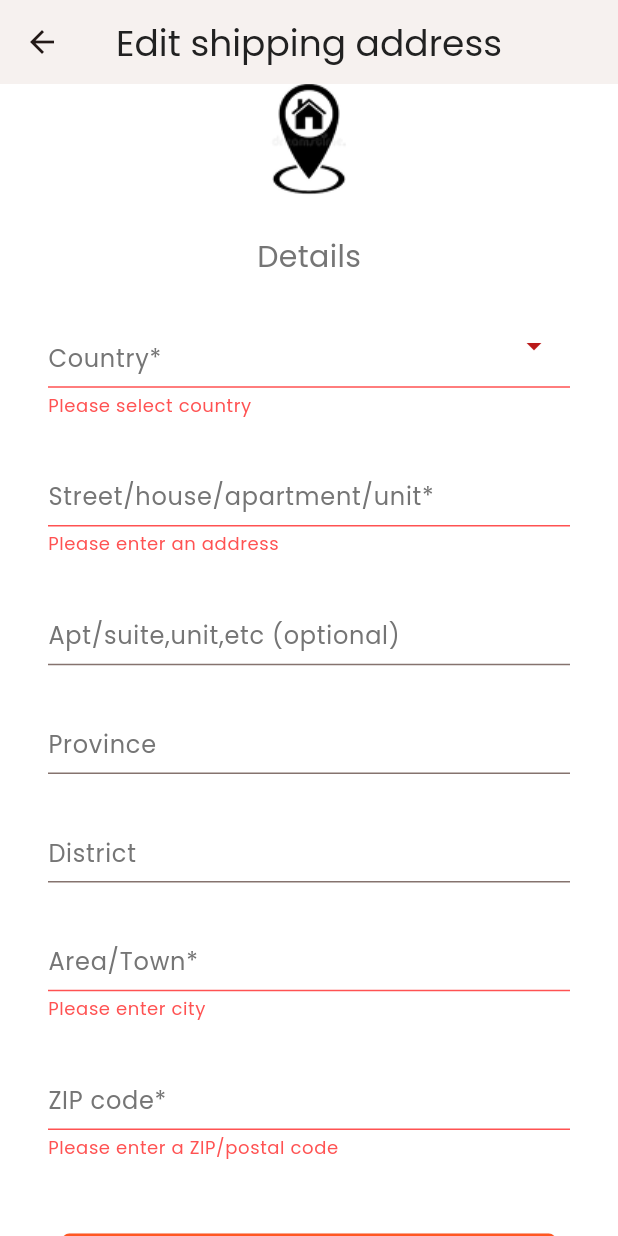
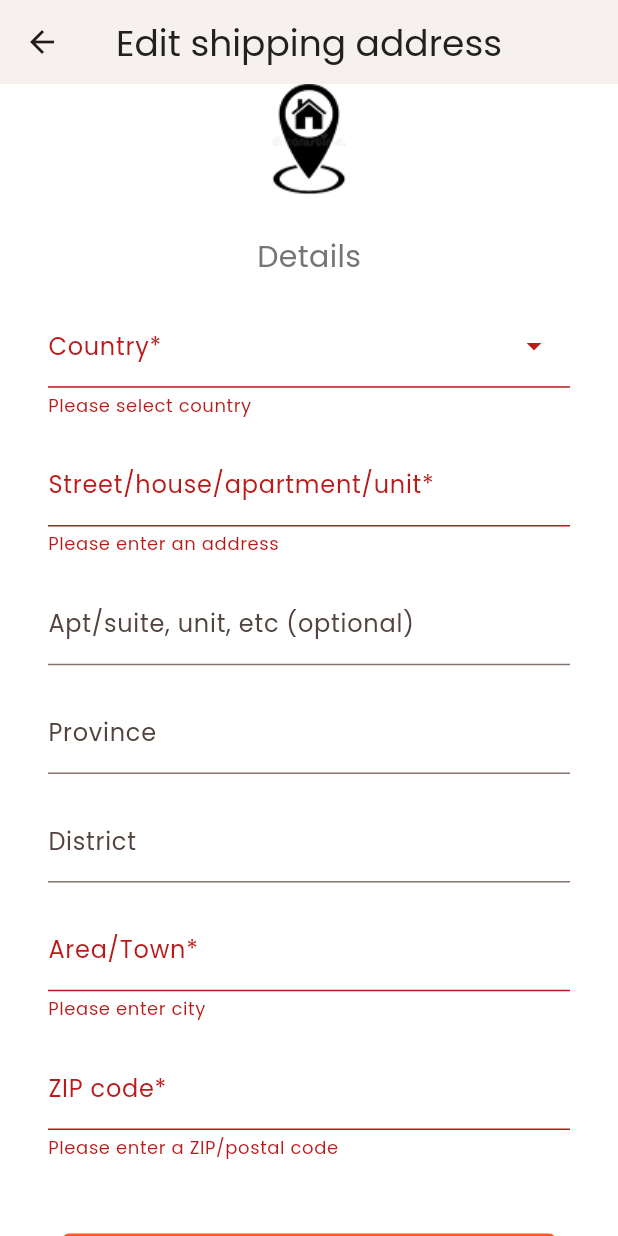
Before and after one commit to Shopfinity-team/shopfinity, a Flutter app: the DeliveryScreen screen opened by its route, scrolled down 60 dp, after a tap on "Save", on a phone screen of 412 x 824 dp. Run offline on Flutter 3.47's test engine with Material 3 defaults, Android fonts, the phone set to English and light mode, and no system bars; our stand-ins replace country_picker, get, shared_preferences; accounts and stored records are empty; network calls fail.

Commit message:
added payment and delivery controllers

```diff
--- /dev/null
+++ b/lib/controllers/delivery_controller.dart
@@ -0,0 +1,42 @@
+import 'package:get/get.dart';
+import 'package:shared_preferences/shared_preferences.dart';
+import 'package:shopfinity/services/profile_service.dart';
+
+class DeliveryController extends GetxController {
+
+  var deliveryStatus = 'Pending'.obs;
+  var country = ''.obs;
+  var address = ''.obs;
+  var city = ''.obs;
+  var state = ''.obs;
+  var postalCode = ''.obs;
+
+  ProfileService profileService = ProfileService();
+
+  void updateDeliveryStatus(String status) {
+    deliveryStatus.value = status;
+  }
+
+  Future<void> getCurrentLocation() async {
+    try {
+      final prefs = await SharedPreferences.getInstance();
+      final token = prefs.getString('access_token') ?? '';
+
+      final response = await profileService.getCurrentUser(token);
+      country.value = response['address']['country'];
+      address.value = response['address']['address'];
+      city.value = response['address']['city'];
+      state.value = response['address']['state'];
+      postalCode.value = response['address']['postalCode'];
+      print(  "Current location fetched successfully: $country, $address, $city, $state, $postalCode");
+    } catch (e) {
+      print("Error fetching location: $e");
+    }
+  }
+
+  @override
+  void onInit() {
+    super.onInit();
+    getCurrentLocation();
+  }
+}
--- a/lib/features/checkout/delivery_screen.dart
+++ b/lib/features/checkout/delivery_screen.dart
@@ -1,6 +1,7 @@
 import 'package:country_picker/country_picker.dart';
 import 'package:flutter/material.dart';
 import 'package:get/get.dart';
+import 'package:shopfinity/controllers/delivery_controller.dart';
 import 'package:shopfinity/features/checkout/checkout_screen.dart';
 import 'package:shopfinity/shared/widgets/button.dart';
 import 'package:shopfinity/shared/widgets/checkout_input_field.dart';
@@ -13,15 +14,65 @@ class DeliveryScreen extends StatefulWidget {
 }
 
 class _DeliveryScreenState extends State<DeliveryScreen> {
-  final TextEditingController _countryController = TextEditingController();
-  final TextEditingController _addressController = TextEditingController();
-  final TextEditingController _aptController = TextEditingController();
-  final TextEditingController _provinceController = TextEditingController();
-  final TextEditingController _districtController = TextEditingController();
-  final TextEditingController _townController = TextEditingController();
-  final TextEditingController _postalCodeController = TextEditingController();
+  final DeliveryController deliveryController = Get.put(DeliveryController());
+
+  late final TextEditingController _countryController;
+  late final TextEditingController _addressController;
+  late final TextEditingController _aptController;
+  late final TextEditingController _provinceController;
+  late final TextEditingController _districtController;
+  late final TextEditingController _townController;
+  late final TextEditingController _postalCodeController;
 
   final formKey = GlobalKey<FormState>();
+
+  @override
+  void initState() {
+    super.initState();
+    _countryController = TextEditingController(text: deliveryController.country.value);
+    _addressController = TextEditingController(text: deliveryController.address.value);
+    _aptController = TextEditingController();
+    _provinceController = TextEditingController(text: deliveryController.state.value);
+    _districtController = TextEditingController(text: deliveryController.city.value);
+    _townController = TextEditingController();
+    _postalCodeController = TextEditingController(text: deliveryController.postalCode.value);
+  }
+
+  @override
+  void dispose() {
+    // Don't forget to dispose controllers
+    _countryController.dispose();
+    _addressController.dispose();
+    _aptController.dispose();
+    _provinceController.dispose();
+    _districtController.dispose();
+    _townController.dispose();
+    _postalCodeController.dispose();
+    super.dispose();
+  }
+
+  // The missing method that was causing the error
+  void _saveDeliveryDetails() {
+    if (formKey.currentState!.validate()) {
+      // Update the delivery controller with new values
+      deliveryController.country.value = _countryController.text;
+      deliveryController.address.value = _addressController.text;
+      deliveryController.state.value = _provinceController.text;
+      deliveryController.city.value = _districtController.text;
+      deliveryController.postalCode.value = _postalCodeController.text;
+
+      // Show success message
+      Get.snackbar(
+        'Success',
+        'Delivery details saved successfully',
+        snackPosition: SnackPosition.BOTTOM,
+      );
+
+      // Navigate back or to checkout screen
+      Get.back();
+      // Or navigate to checkout: Get.to(() => CheckoutScreen());
+    }
+  }
 
   @override
   Widget build(BuildContext context) {
@@ -70,8 +121,10 @@ class _DeliveryScreenState extends State<DeliveryScreen> {
                           key: formKey,
                           child: Column(
                             children: [
-                              InputField(
+                              TextFormField(
                                 controller: _countryController,
+                                readOnly: true, // Make it read-only since it's selected via picker
+                                decoration: InputDecoration(
                                   labelText: 'Country*',
                                   hintText: 'Select Country',
                                   suffixIcon: IconButton(
@@ -80,12 +133,13 @@ class _DeliveryScreenState extends State<DeliveryScreen> {
                                         context: context,
                                         onSelect: (Country country) {
                                           setState(() {
-                                            _countryController.text =
-                                                country.name;
-                                          });
+                                            _countryController.text = country.name;
                                           });
                                         },
+                                      );
+                                    },
                                     icon: const Icon(Icons.arrow_drop_down),
+                                  ),
                                 ),
                                 validator: (value) {
                                   if (value == null || value.isEmpty) {
@@ -94,12 +148,13 @@ class _DeliveryScreenState extends State<DeliveryScreen> {
                                   return null;
                                 },
                               ),
-                              SizedBox(
-                                height: screenHeight * 0.02,
+                              SizedBox(height: screenHeight * 0.02),
+
+                              TextFormField(
+                                controller: _addressController,
+                                decoration: const InputDecoration(
+                                  labelText: 'Street/house/apartment/unit*',
                                 ),
-                              InputField(
-                                labelText: 'Street/house/apartment/unit*',
-                                controller: _addressController,
                                 validator: (value) {
                                   if (value == null || value.isEmpty) {
                                     return 'Please enter an address';
@@ -107,19 +162,21 @@ class _DeliveryScreenState extends State<DeliveryScreen> {
                                   return null;
                                 },
                               ),
-                              SizedBox(
-                                height: screenHeight * 0.02,
+                              SizedBox(height: screenHeight * 0.02),
+
+                              TextFormField(
+                                controller: _aptController,
+                                decoration: const InputDecoration(
+                                  labelText: 'Apt/suite, unit, etc (optional)',
                                 ),
-                              InputField(
-                                labelText: 'Apt/suite,unit,etc (optional)',
-                                controller: _aptController,
                               ),
-                              SizedBox(
-                                height: screenHeight * 0.02,
+                              SizedBox(height: screenHeight * 0.02),
+
+                              TextFormField(
+                                controller: _provinceController,
+                                decoration: const InputDecoration(
+                                  labelText: 'Province',
                                 ),
-                              InputField(
-                                controller: _provinceController,
-                                labelText: 'Province',
                                 validator: (value) {
                                   if (_countryController.text == 'Sri Lanka') {
                                     if (value == null || value.isEmpty) {
@@ -129,12 +186,13 @@ class _DeliveryScreenState extends State<DeliveryScreen> {
                                   return null;
                                 },
                               ),
-                              SizedBox(
-                                height: screenHeight * 0.02,
+                              SizedBox(height: screenHeight * 0.02),
+
+                              TextFormField(
+                                controller: _districtController,
+                                decoration: const InputDecoration(
+                                  labelText: 'District',
                                 ),
-                              InputField(
-                                controller: _districtController,
-                                labelText: 'District',
                                 validator: (value) {
                                   if (_countryController.text == 'Sri Lanka') {
                                     if (value == null || value.isEmpty) {
@@ -144,12 +202,13 @@ class _DeliveryScreenState extends State<DeliveryScreen> {
                                   return null;
                                 },
                               ),
-                              SizedBox(
-                                height: screenHeight * 0.02,
+                              SizedBox(height: screenHeight * 0.02),
+
+                              TextFormField(
+                                controller: _townController,
+                                decoration: const InputDecoration(
+                                  labelText: 'Area/Town*',
                                 ),
-                              InputField(
-                                labelText: 'Area/Town*',
-                                controller: _townController,
                                 validator: (value) {
                                   if (value == null || value.isEmpty) {
                                     return 'Please enter city';
@@ -157,12 +216,13 @@ class _DeliveryScreenState extends State<DeliveryScreen> {
                                   return null;
                                 },
                               ),
-                              SizedBox(
-                                height: screenHeight * 0.02,
+                              SizedBox(height: screenHeight * 0.02),
+
+                              TextFormField(
+                                controller: _postalCodeController,
+                                decoration: const InputDecoration(
+                                  labelText: 'ZIP code*',
                                 ),
-                              InputField(
-                                labelText: 'ZIP code*',
-                                controller: _postalCodeController,
                                 validator: (value) {
                                   if (value == null || value.isEmpty) {
                                     return 'Please enter a ZIP/postal code';
@@ -170,12 +230,10 @@ class _DeliveryScreenState extends State<DeliveryScreen> {
                                   return null;
                                 },
                               ),
-                              SizedBox(
-                                height: screenHeight * 0.02,
-                              ),
+                              SizedBox(height: screenHeight * 0.02),
                             ],
                           ),
-                        ),
+                        )
                       ],
                     ),
                   ),
@@ -186,13 +244,8 @@ class _DeliveryScreenState extends State<DeliveryScreen> {
               ),
               Button(
                 text: "Save",
-                  onPressed: () {
-                    if (formKey.currentState!.validate()) {
-                      Get.to(() => CheckoutScreen());
-                    } else {
-                      print('form is not valid');
-                    }
-                  }),
+                onPressed: _saveDeliveryDetails,
+              ),
               SizedBox(
                 height: screenHeight * 0.02,
               ),
```
Also changed, not shown: lib/controllers/cart_controller.dart (+0 -7 lines), lib/controllers/checkout_controller.dart (added, +13 -0 lines), lib/controllers/payment_controller.dart (+26 -0 lines), lib/features/checkout/payment_screen.dart (+5 -4 lines). Lines whose indentation alone changed are shown as unchanged.
